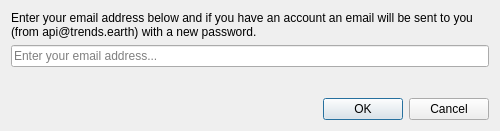
Old version of the form LDMP/gui/DlgSettingsEditForgotPassword.ui in the repository ConservationInternational/trends.earth.
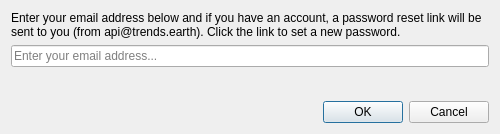
New version of the form.

Commit message: Use updated forgot password / new user signup process

The edit to the form file:
```diff
--- a/LDMP/gui/DlgSettingsEditForgotPassword.ui
+++ b/LDMP/gui/DlgSettingsEditForgotPassword.ui
@@ -35,7 +35,7 @@
       </sizepolicy>
      </property>
      <property name="text">
-      <string>Enter your email address below and if you have an account an email will be sent to you (from api@trends.earth) with a new password.</string>
+      <string>Enter your email address below and if you have an account, a password reset link will be sent to you (from api@trends.earth). Click the link to set a new password.</string>
      </property>
      <property name="wordWrap">
       <bool>true</bool>
```
The commit also changes 2 other files.
